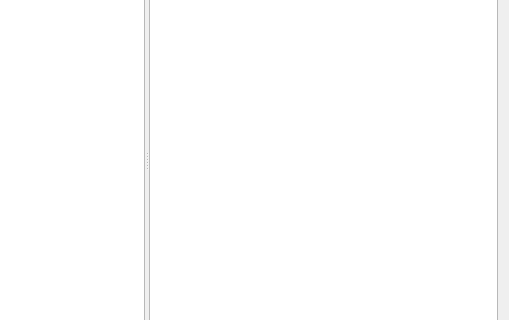
Before: the Qt Designer form forms/MainWindow.ui in michalbajorek/sqlite-explorer, drawn with Qt 5; both pictures show x 216 to 725 and y 129 to 449 of the 725 by 530 pixel window.
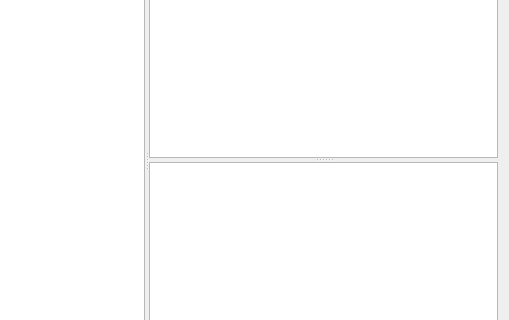
After: the same form once the commit is applied. Icons and pictures are not drawn.

```diff
--- a/forms/MainWindow.ui
+++ b/forms/MainWindow.ui
@@ -19,17 +19,10 @@
   <property name="windowTitle">
    <string>Sqlite Explorer</string>
   </property>
-  <property name="styleSheet">
-   <string notr="true">QTableView  
-{
-selection-background-color: red;
-
-}</string>
-  </property>
   <widget class="QWidget" name="centralWidget">
-   <layout class="QHBoxLayout" name="horizontalLayout">
+   <layout class="QVBoxLayout" name="verticalLayout">
     <item>
-     <widget class="QSplitter" name="splitter">
+     <widget class="QSplitter" name="splitterMain">
       <property name="orientation">
        <enum>Qt::Horizontal</enum>
       </property>
@@ -44,7 +37,32 @@
         <number>200</number>
        </attribute>
       </widget>
-      <widget class="QTableView" name="tableView"/>
+      <widget class="QSplitter" name="splitterText">
+       <property name="orientation">
+        <enum>Qt::Vertical</enum>
+       </property>
+       <widget class="QTextEdit" name="textEdit">
+        <property name="font">
+         <font>
+          <family>Ubuntu Mono</family>
+         </font>
+        </property>
+        <property name="acceptRichText">
+         <bool>false</bool>
+        </property>
+       </widget>
+       <widget class="QTableView" name="tableView">
+        <property name="midLineWidth">
+         <number>1</number>
+        </property>
+        <property name="alternatingRowColors">
+         <bool>true</bool>
+        </property>
+        <property name="gridStyle">
+         <enum>Qt::DotLine</enum>
+        </property>
+       </widget>
+      </widget>
      </widget>
     </item>
    </layout>
```
Left out of the diff: 2 changed lines with no effect on the pictures.
